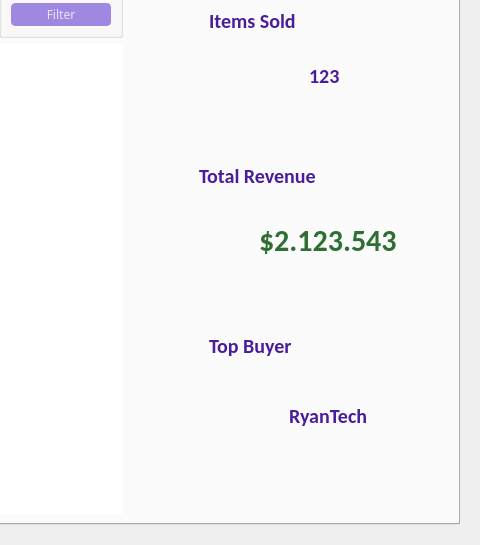
Old version of the form InventoryManagement/reports_widget.ui in the repository ImRanjbar/Inventory-Management; both pictures show x 680 to 1160 and y 115 to 660 of the 1160 by 660 pixel window.
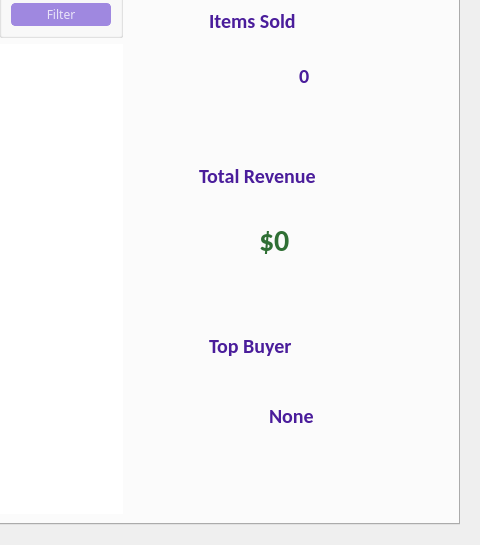
New version of the form. The open tabs and pages were chosen to show the change. Icons and pictures are not drawn.

Patch:
```diff
--- a/InventoryManagement/reports_widget.ui
+++ b/InventoryManagement/reports_widget.ui
@@ -731,9 +731,9 @@
           <widget class="QLabel" name="LB_ItemsSold">
            <property name="geometry">
             <rect>
-             <x>130</x>
+             <x>120</x>
              <y>80</y>
-             <width>81</width>
+             <width>111</width>
              <height>31</height>
             </rect>
            </property>
@@ -745,7 +745,7 @@
 text-transform: none;</string>
            </property>
            <property name="text">
-            <string>123</string>
+            <string>0</string>
            </property>
           </widget>
          </widget>
@@ -791,7 +791,7 @@
             <rect>
              <x>80</x>
              <y>80</y>
-             <width>141</width>
+             <width>151</width>
              <height>41</height>
             </rect>
            </property>
@@ -804,7 +804,7 @@
 text-transform: none;</string>
            </property>
            <property name="text">
-            <string>$2.123.543</string>
+            <string>$0</string>
            </property>
           </widget>
          </widget>
@@ -848,9 +848,9 @@
           <widget class="QLabel" name="LB_topBuyer">
            <property name="geometry">
             <rect>
-             <x>110</x>
+             <x>90</x>
              <y>80</y>
-             <width>91</width>
+             <width>141</width>
              <height>51</height>
             </rect>
            </property>
@@ -862,7 +862,7 @@
 text-transform: none;</string>
            </property>
            <property name="text">
-            <string>RyanTech</string>
+            <string>None</string>
            </property>
           </widget>
          </widget>
```
Left out of the diff: 14 changed lines with no effect on the pictures.
